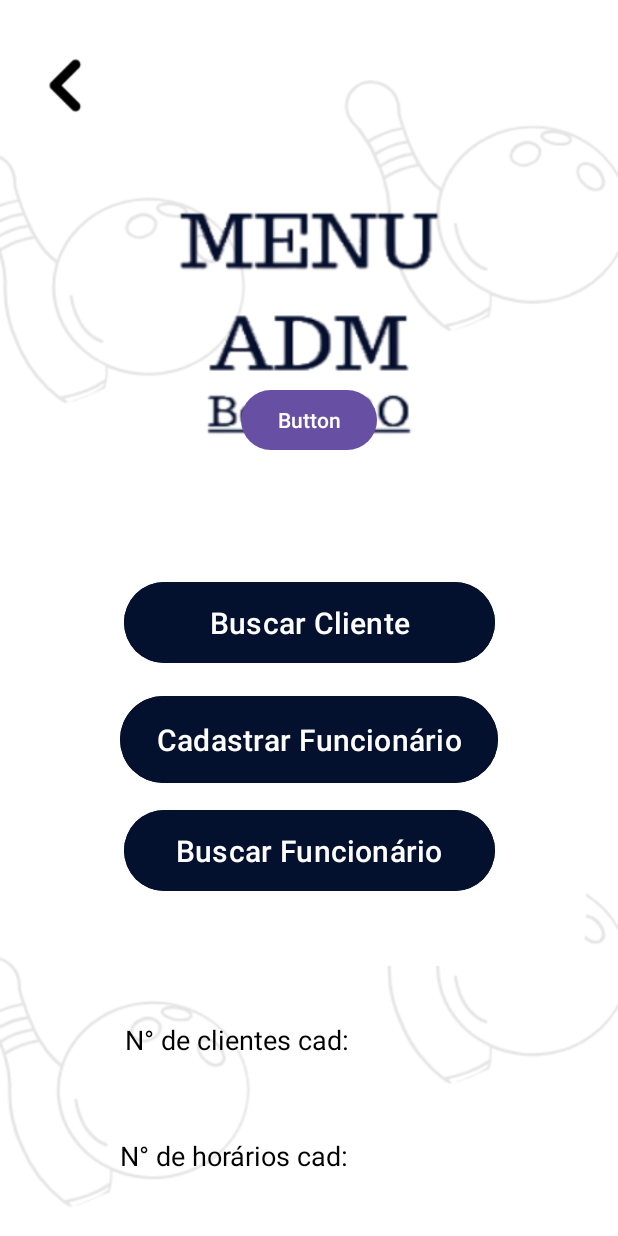
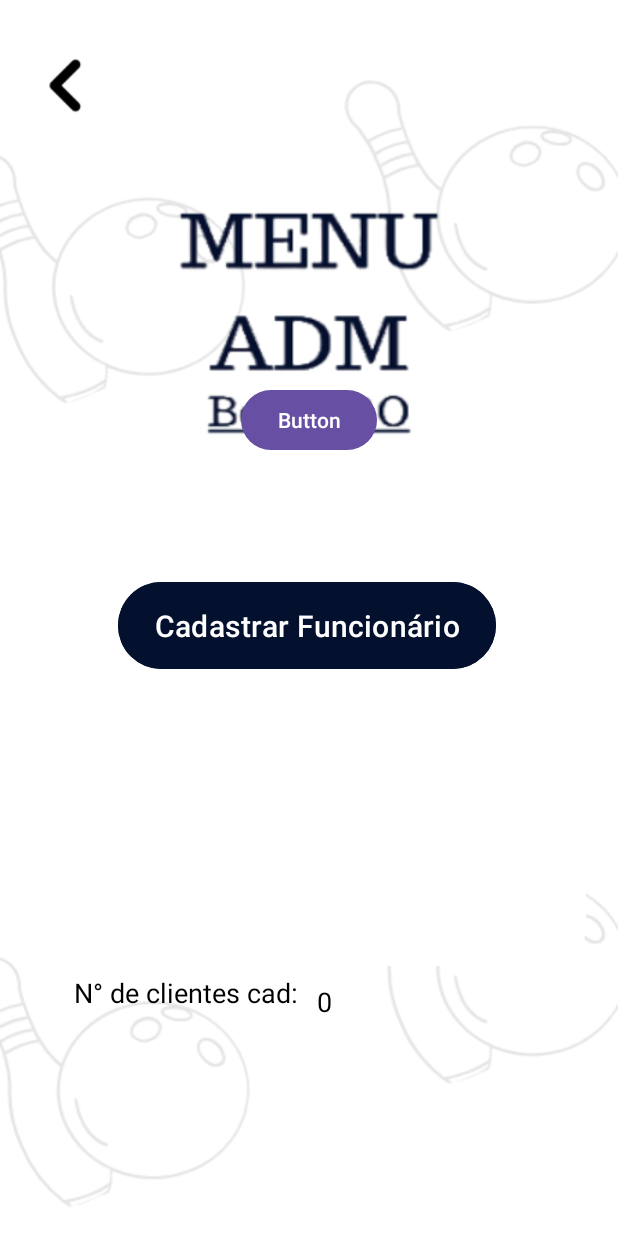
Before and after one commit to NetoTTT/BowlPro, an Android app: the TelaMenu_ADM screen opened directly, with no data from a screen before it, on a phone screen of 412 x 824 dp. Run offline under Robolectric (Android 15) with nearby library versions, the phone set to English and light mode, and no system bars; our stand-ins replace Firebase (no records; nobody signed in at launch, a user with empty details on screens opened directly); 3 statements that could not run were skipped.

Commit message:
14 commit

```diff
--- a/app/src/main/java/com/example/bowlpromobile/TelaMenu_ADM.java
+++ b/app/src/main/java/com/example/bowlpromobile/TelaMenu_ADM.java
@@ -1,7 +1,11 @@
 package com.example.bowlpromobile;
 
+import android.content.Intent;
 import android.os.Bundle;
+import android.util.Log;
+import android.view.View;
 import android.widget.Button;
+import android.widget.ImageView;
 import android.widget.TextView;
 
 import androidx.annotation.NonNull;
@@ -12,30 +16,49 @@ import com.google.android.gms.tasks.Task;
 import com.google.firebase.auth.FirebaseAuth;
 import com.google.firebase.firestore.CollectionReference;
 import com.google.firebase.firestore.DocumentReference;
+import com.google.firebase.firestore.DocumentSnapshot;
 import com.google.firebase.firestore.FirebaseFirestore;
 import com.google.firebase.firestore.QuerySnapshot;
 
+import java.util.Map;
+
 public class TelaMenu_ADM extends AppCompatActivity {
-    private Button bBuscarCliente,bBuscarFun,bCadastrarFun;
+    private Button bBuscarCliente,bBuscarFun,bCadastrarFun,bIn;
     private TextView cAgenda,cCliente;
+
+    private ImageView voltarL;
     protected void onCreate(Bundle savedInstanceState) {
         super.onCreate(savedInstanceState);
         setContentView(R.layout.menu_adm);
         allCompMenuADM();
 
-        String userID = FirebaseAuth.getInstance().getCurrentUser().getUid();
+        bIn.setVisibility(View.INVISIBLE);
+        voltarL.setOnClickListener(new View.OnClickListener() {
+            @Override
+            public void onClick(View v) {
+                Intent i = new Intent(getApplicationContext(),MainActivity.class);
+                startActivity(i);
+                finish();
+            }
+        });
+
         FirebaseFirestore db = FirebaseFirestore.getInstance();
-        DocumentReference userRef1 = db.collection("ADM").document(userID);
-        CollectionReference agendasRef1 = userRef1.collection("Agendas");
+        CollectionReference agendasRef1 = db.collection("Clientes");
         agendasRef1.get().addOnCompleteListener(new OnCompleteListener<QuerySnapshot>() {
             @Override
             public void onComplete(@NonNull Task<QuerySnapshot> task) {
                 if (task.isSuccessful()) {
-                    QuerySnapshot documentSnapshot = task.getResult();
+                    QuerySnapshot querySnapshot = task.getResult();
 
-                    int quantidadeDocumentos = documentSnapshot.size();
-                    cAgenda.setText(quantidadeDocumentos);
-
+                    // Obtém o número de documentos na coleção
+                    int quantidadeDocumentos = querySnapshot.size();
+                    String quantidadeDocumentos1 = String.valueOf(quantidadeDocumentos);
+                    cCliente.setText(quantidadeDocumentos1);
+                    // Faça algo com a quantidade de documentos
+                    Log.d("Firestore", "Quantidade de documentos: " + quantidadeDocumentos);
+                } else {
+                    // Tratar erro
+                    Log.e("Firestore", "Erro ao obter documentos", task.getException());
                 }
             }
         });
@@ -45,7 +68,8 @@ public class TelaMenu_ADM extends AppCompatActivity {
         bBuscarCliente = findViewById(R.id.buttonBuscarCliente);
         bBuscarFun = findViewById(R.id.buttonBuscarFun);
         bCadastrarFun = findViewById(R.id.buttonCadastrarFun);
-        cAgenda = findViewById(R.id.constant_agendas_Num);
         cCliente = findViewById(R.id.constant_cliente_Num);
+        voltarL = findViewById(R.id.iconVoltarforLogin4);
+        bIn= findViewById(R.id.bl22);
     }
 }
--- a/app/src/main/res/layout/menu_adm.xml
+++ b/app/src/main/res/layout/menu_adm.xml
@@ -18,34 +18,6 @@
         app:layout_constraintTop_toTopOf="parent"
         app:layout_constraintVertical_bias="0.024" />
 
-
-    <TextView
-        android:id="@+id/constant_agendas"
-        android:layout_width="161dp"
-        android:layout_height="41dp"
-        android:text="N° de horários cad:"
-        android:textColor="@color/black"
-        android:textSize="18dp"
-        app:layout_constraintBottom_toBottomOf="parent"
-        app:layout_constraintEnd_toEndOf="parent"
-        app:layout_constraintHorizontal_bias="0.32"
-        app:layout_constraintStart_toStartOf="parent"
-        app:layout_constraintTop_toBottomOf="@+id/buttonBuscarFun"
-        app:layout_constraintVertical_bias="0.868" />
-
-    <TextView
-        android:id="@+id/constant_agendas_Num"
-        android:layout_width="wrap_content"
-        android:layout_height="wrap_content"
-        android:text=""
-        android:textColor="@color/black"
-        android:textSize="18dp"
-        app:layout_constraintBottom_toBottomOf="parent"
-        app:layout_constraintEnd_toEndOf="parent"
-        app:layout_constraintHorizontal_bias="0.164"
-        app:layout_constraintStart_toEndOf="@+id/constant_agendas"
-        app:layout_constraintTop_toTopOf="parent"
-        app:layout_constraintVertical_bias="0.957" />
 
     <ImageView
         android:id="@+id/iconVoltarforLogin4"
@@ -88,43 +60,13 @@
         android:id="@+id/buttonCadastrarFun"
         android:layout_width="252dp"
         android:layout_height="66dp"
-        android:layout_marginTop="136dp"
+        android:layout_marginTop="60dp"
         android:backgroundTint="@color/blue_dark"
         android:text="Cadastrar Funcionário"
         android:textColor="@color/white"
         android:textSize="20sp"
         app:layout_constraintEnd_toEndOf="@+id/conteiner2"
-        app:layout_constraintHorizontal_bias="0.504"
-        app:layout_constraintLeft_toLeftOf="@+id/conteiner2"
-        app:layout_constraintStart_toStartOf="@+id/conteiner2"
-        app:layout_constraintTop_toTopOf="@+id/conteiner2" />
-
-    <Button
-        android:id="@+id/buttonBuscarCliente"
-        android:layout_width="247dp"
-        android:layout_height="62dp"
-        android:layout_marginTop="60dp"
-        android:backgroundTint="@color/blue_dark"
-        android:text="Buscar Cliente"
-        android:textColor="@color/white"
-        android:textSize="20sp"
-        app:layout_constraintEnd_toEndOf="@+id/conteiner2"
-        app:layout_constraintHorizontal_bias="0.504"
-        app:layout_constraintLeft_toLeftOf="@+id/conteiner2"
-        app:layout_constraintStart_toStartOf="@+id/conteiner2"
-        app:layout_constraintTop_toTopOf="@id/conteiner2" />
-
-    <Button
-        android:id="@+id/buttonBuscarFun"
-        android:layout_width="247dp"
-        android:layout_height="62dp"
-        android:layout_marginTop="212dp"
-        android:backgroundTint="@color/blue_dark"
-        android:text="Buscar Funcionário"
-        android:textColor="@color/white"
-        android:textSize="20sp"
-        app:layout_constraintEnd_toEndOf="@+id/conteiner2"
-        app:layout_constraintHorizontal_bias="0.504"
+        app:layout_constraintHorizontal_bias="0.491"
         app:layout_constraintLeft_toLeftOf="@+id/conteiner2"
         app:layout_constraintStart_toStartOf="@+id/conteiner2"
         app:layout_constraintTop_toTopOf="@+id/conteiner2" />
@@ -136,18 +78,17 @@
         android:text="N° de clientes cad:"
         android:textColor="@color/black"
         android:textSize="18dp"
-        app:layout_constraintBottom_toTopOf="@+id/constant_agendas"
+        app:layout_constraintBottom_toBottomOf="parent"
         app:layout_constraintEnd_toEndOf="parent"
-        app:layout_constraintHorizontal_bias="0.333"
+        app:layout_constraintHorizontal_bias="0.196"
         app:layout_constraintStart_toStartOf="parent"
-        app:layout_constraintTop_toBottomOf="@+id/buttonBuscarFun"
-        app:layout_constraintVertical_bias="0.7" />
+        app:layout_constraintTop_toTopOf="parent"
+        app:layout_constraintVertical_bias="0.83" />
 
     <TextView
         android:id="@+id/constant_cliente_Num"
         android:layout_width="wrap_content"
         android:layout_height="wrap_content"
-        android:layout_marginStart="28dp"
         android:text=""
         android:textColor="@color/black"
         android:textSize="18dp"
@@ -156,6 +97,6 @@
         app:layout_constraintHorizontal_bias="0.0"
         app:layout_constraintStart_toEndOf="@+id/constant_cliente"
         app:layout_constraintTop_toTopOf="parent"
-        app:layout_constraintVertical_bias="0.868" />
+        app:layout_constraintVertical_bias="0.82" />
 
 </androidx.constraintlayout.widget.ConstraintLayout>
--- a/app/src/main/res/layout/menu_cliente.xml
+++ b/app/src/main/res/layout/menu_cliente.xml
@@ -45,7 +45,7 @@
         tools:ignore="MissingConstraints" />
 
     <Button
-        android:id="@+id/bl2"
+        android:id="@+id/bl22"
         android:layout_width="wrap_content"
         android:layout_height="wrap_content"
         android:text="Button"
```
Also changed, not shown: app/src/main/java/com/example/bowlpromobile/TelaAgendarHorario.java (+38 -57 lines).
